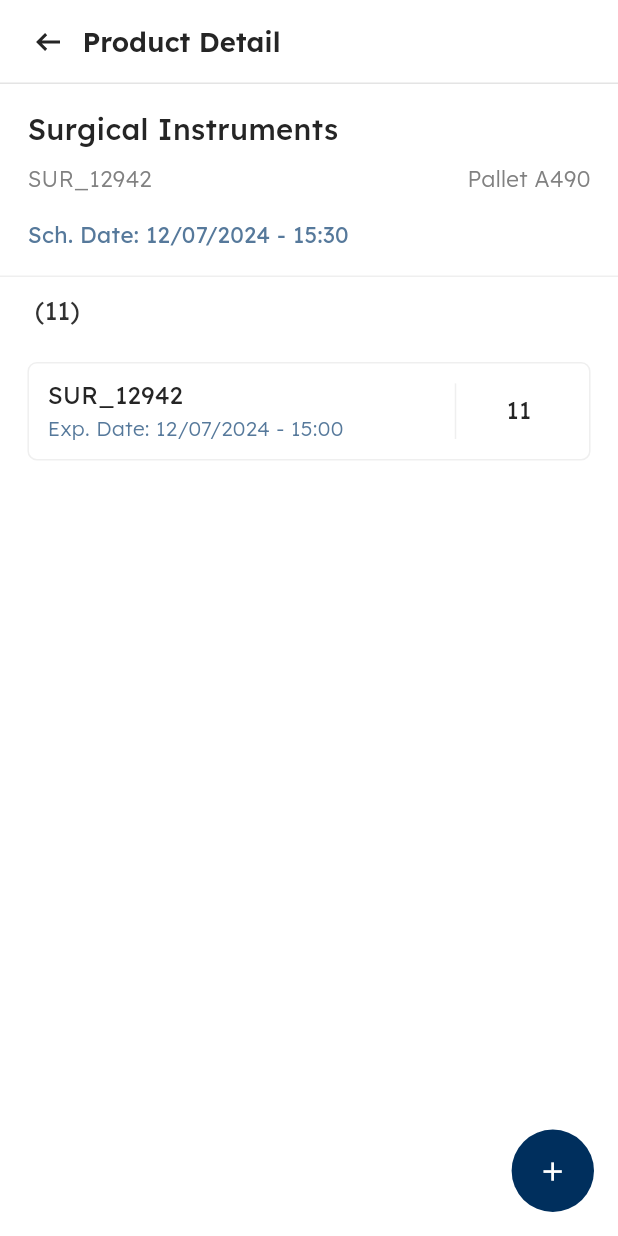
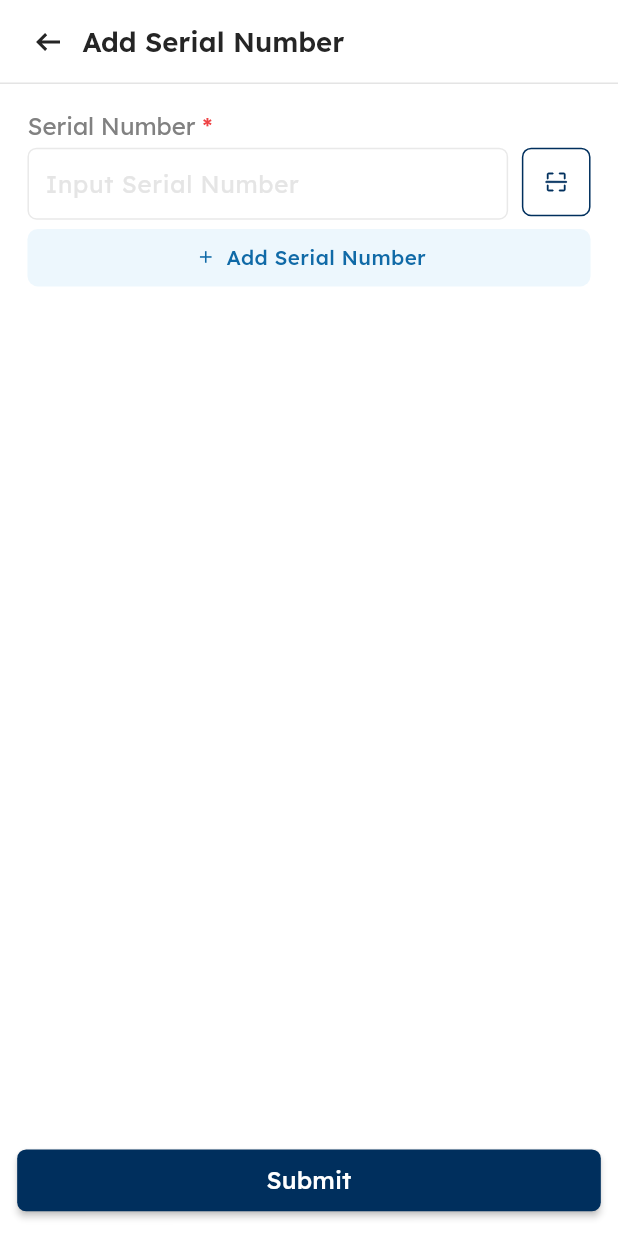
Before and after one commit to teguhw-scaleocean/inventory_3, a Flutter app: the ReceiptProductDetailScreen screen opened directly with sample values from the repository, after a tap on the "add" icon, on a phone screen of 412 x 824 dp. Run offline on Flutter 3.47's test engine with Material 3 defaults, Android fonts, the phone set to English and light mode, and no system bars; our stand-ins replace awesome_dialog, device_preview, dropdown_button2, dropdown_search, flutter_bloc, flutter_dash and 2 more; missing offline and left inert: qr_code_scanner.

Commit message:
add-serial-number-inprogress-1

```diff
--- /dev/null
+++ b/lib/common/components/reusable_add_serial_number_button.dart
@@ -0,0 +1,60 @@
+import 'package:flutter/material.dart';
+import 'package:flutter_screenutil/flutter_screenutil.dart';
+
+import '../theme/color/color_name.dart';
+import '../theme/text/base_text.dart';
+
+GestureDetector reusableAddSerialNumberButton({
+  void Function()? onTap,
+  double? maxwidth,
+  bool isCenterTitle = false,
+}) {
+  return GestureDetector(
+    onTap: onTap,
+    child: SizedBox(
+      width: double.infinity,
+      child: Row(
+        children: [
+          Container(
+            width: maxwidth ?? 155.w,
+            padding: EdgeInsets.all(8.w),
+            decoration: BoxDecoration(
+              shape: BoxShape.rectangle,
+              borderRadius: BorderRadius.circular(6.w),
+              color: ColorName.blue2Color,
+            ),
+            child: Row(
+              crossAxisAlignment: (isCenterTitle)
+                  ? CrossAxisAlignment.center
+                  : CrossAxisAlignment.start,
+              mainAxisAlignment: (isCenterTitle)
+                  ? MainAxisAlignment.center
+                  : MainAxisAlignment.start,
+              children: [
+                Container(
+                  height: 16.w,
+                  width: 16.w,
+                  alignment: Alignment.center,
+                  child: Icon(
+                    Icons.add,
+                    color: ColorName.blue1Color,
+                    size: 13.h,
+                  ),
+                ),
+                SizedBox(width: 4.w),
+                Text(
+                  "Add Serial Number",
+                  textAlign: TextAlign.center,
+                  style: BaseText.mainText12.copyWith(
+                    fontWeight: BaseText.medium,
+                    color: ColorName.blue1Color,
+                  ),
+                )
+              ],
+            ),
+          ),
+        ],
+      ),
+    ),
+  );
+}
--- /dev/null
+++ b/lib/common/components/reusable_scan_button.dart
@@ -0,0 +1,52 @@
+import 'package:flutter/material.dart';
+import 'package:flutter_screenutil/flutter_screenutil.dart';
+import 'package:flutter_svg/flutter_svg.dart';
+
+import '../constants/local_images.dart';
+import '../theme/color/color_name.dart';
+
+GestureDetector reusableScanButton({void Function()? onTap}) {
+  return GestureDetector(
+    onTap: onTap,
+    child: Container(
+      height: 40.w,
+      width: 40.w,
+      padding: EdgeInsets.all(12.w),
+      alignment: Alignment.center,
+      decoration: BoxDecoration(
+        shape: BoxShape.rectangle,
+        borderRadius: BorderRadius.circular(6.r),
+        border: Border.all(
+          color: ColorName.mainColor,
+        ),
+      ),
+      child: SvgPicture.asset(
+        LocalImages.scanIcons,
+        color: ColorName.mainColor,
+      ),
+    ),
+  );
+}
+
+GestureDetector reusableDeleteButton(void Function()? onTap) {
+  return GestureDetector(
+    onTap: onTap,
+    child: Container(
+      height: 40.w,
+      width: 40.w,
+      padding: EdgeInsets.all(8.w),
+      alignment: Alignment.center,
+      decoration: BoxDecoration(
+        shape: BoxShape.rectangle,
+        borderRadius: BorderRadius.circular(6.r),
+        border: Border.all(
+          color: ColorName.badgeRedColor,
+        ),
+      ),
+      child: const Icon(
+        Icons.delete_outlined,
+        color: ColorName.badgeRedColor,
+      ),
+    ),
+  );
+}
--- /dev/null
+++ b/lib/common/components/reusable_widget.dart
@@ -0,0 +1,68 @@
+import 'package:flutter/material.dart';
+import 'package:flutter_screenutil/flutter_screenutil.dart';
+
+import '../theme/color/color_name.dart';
+import '../theme/text/base_text.dart';
+
+RichText buildRequiredLabel(String label) {
+  return RichText(
+    text: TextSpan(
+        text: label,
+        style: BaseText.grey1Text14.copyWith(fontWeight: BaseText.regular),
+        children: [
+          TextSpan(
+            text: " *",
+            style: BaseText.redText14.copyWith(
+              fontWeight: BaseText.medium,
+              color: ColorName.badgeRedColor,
+            ),
+          ),
+        ]),
+  );
+}
+
+Column buildDisableField({
+  required String label,
+  required String value,
+}) {
+  return Column(
+    crossAxisAlignment: CrossAxisAlignment.start,
+    children: [
+      Text(
+        label,
+        style: BaseText.grey1Text14.copyWith(fontWeight: BaseText.regular),
+      ),
+      SizedBox(height: 4.h),
+      Container(
+        height: 40.h,
+        width: double.infinity,
+        padding: EdgeInsets.symmetric(horizontal: 16.w),
+        clipBehavior: Clip.antiAlias,
+        decoration: ShapeDecoration(
+          color: ColorName.grey16Color,
+          shape: RoundedRectangleBorder(
+            borderRadius: BorderRadius.circular(6.w),
+            side: const BorderSide(
+              color: ColorName.grey9Color,
+            ),
+          ),
+        ),
+        child: Row(
+          mainAxisSize: MainAxisSize.min,
+          mainAxisAlignment: MainAxisAlignment.start,
+          crossAxisAlignment: CrossAxisAlignment.center,
+          children: [
+            Text(
+              value,
+              style: BaseText.grey1Text14.copyWith(
+                color: ColorName.grey17Color,
+                fontWeight: BaseText.regular,
+              ),
+            )
+          ],
+        ),
+      ),
+      SizedBox(height: 14.h),
+    ],
+  );
+}
--- /dev/null
+++ b/lib/presentation/receipt/screens/product_detail/add_product_screen.dart
@@ -0,0 +1,169 @@
+import 'package:flutter/material.dart';
+import 'package:flutter_screenutil/flutter_screenutil.dart';
+import 'package:inventory_v3/common/components/custom_app_bar.dart';
+
+import '../../../../common/components/custom_form.dart';
+import '../../../../common/components/primary_button.dart';
+import '../../../../common/components/reusable_add_serial_number_button.dart';
+import '../../../../common/components/reusable_scan_button.dart';
+import '../../../../common/components/reusable_widget.dart';
+import '../../../../common/theme/color/color_name.dart';
+
+class AddProductScreen extends StatefulWidget {
+  final int addType;
+
+  const AddProductScreen({
+    super.key,
+    required this.addType,
+  });
+
+  @override
+  State<AddProductScreen> createState() => _AddProductScreenState();
+}
+
+class _AddProductScreenState extends State<AddProductScreen> {
+  int addType = 0;
+  String tracking = "";
+
+  final serialNumberConhtroller = TextEditingController();
+  List<TextEditingController> listSnController = [];
+
+  bool hasScanButton = true;
+
+  @override
+  void initState() {
+    super.initState();
+
+    addType = widget.addType;
+
+    if (addType == 0) {
+      tracking = "Serial Number";
+    }
+  }
+
+  @override
+  Widget build(BuildContext context) {
+    return SafeArea(
+      child: Scaffold(
+        appBar: CustomAppBar(title: "Add $tracking"),
+        body: Container(
+          padding: EdgeInsets.all(16.w),
+          child: (addType == 0)
+              ? _buildSerialNumberSection()
+              : Container(
+                  color: Colors.amber,
+                ),
+        ),
+        bottomNavigationBar: Container(
+          width: double.infinity,
+          height: 72.h,
+          padding: EdgeInsets.symmetric(horizontal: 10.w, vertical: 16.h),
+          decoration: const BoxDecoration(
+            color: ColorName.whiteColor,
+          ),
+          child: PrimaryButton(
+            onPressed: () {},
+            height: 40.h,
+            title: "Submit",
+          ),
+        ),
+      ),
+    );
+  }
+
+  Column _buildSerialNumberSection() {
+    return Column(
+      crossAxisAlignment: CrossAxisAlignment.start,
+      mainAxisSize: MainAxisSize.min,
+      children: [
+        buildRequiredLabel("Serial Number"),
+        SizedBox(height: 4.h),
+        (hasScanButton)
+            ? Row(
+                crossAxisAlignment: CrossAxisAlignment.start,
+                children: [
+                  Flexible(
+                    child: LimitedBox(
+                      maxWidth: 280.w,
+                      child: CustomFormField(
+                        title: "",
+                        hintText: "Input Serial Number",
+                        isShowTitle: false,
+                        isRequired: true,
+                        controller: serialNumberConhtroller,
+                        validator: (v) {
+                          if (v == null || v.isEmpty) {
+                            return "This field is required. Please fill it in.";
+                          }
+                          return null;
+                        },
+                        // onChanged: (v) {
+                        //   hasScanButton = v.isEmpty;
+                        //   setState(() {});
+                        // },
+                      ),
+                    ),
+                  ),
+                  SizedBox(width: 8.w),
+                  reusableScanButton()
+                ],
+              )
+            : ListView.builder(
+                shrinkWrap: true,
+                itemCount: listSnController.length,
+                itemBuilder: (context, index) {
+                  return Column(
+                    mainAxisSize: MainAxisSize.min,
+                    children: [
+                      Row(
+                        children: [
+                          LimitedBox(
+                            maxWidth: 280.w,
+                            child: CustomFormField(
+                              title: "",
+                              hintText: "Input Serial Number",
+                              contentPadding:
+                                  EdgeInsets.symmetric(horizontal: 16.w),
+                              controller: listSnController[index],
+                              isShowTitle: false,
+                              onChanged: (v) {
+                                setState(() {
+                                  debugPrint("onChanged: $v");
+                                });
+                              },
+                            ),
+                          ),
+                          SizedBox(width: 8.w),
+                          reusableDeleteButton(() {
+                            setState(() {
+                              listSnController[index].clear();
+                              listSnController[index].dispose();
+                              listSnController.removeAt(index);
+                            });
+
+                            debugPrint(
+                                "listSnController: ${listSnController.length}");
+                          })
+                        ],
+                      ),
+                      SizedBox(height: 6.h),
+                    ],
+                  );
+                }),
+        SizedBox(height: 6.h),
+        reusableAddSerialNumberButton(
+          onTap: () {
+            setState(() {
+              listSnController.add(TextEditingController());
+              hasScanButton = false;
+            });
+
+            debugPrint("listSnController: ${listSnController.length}");
+          },
+          maxwidth: MediaQuery.sizeOf(context).width - 32.w,
+          isCenterTitle: true,
+        )
+      ],
+    );
+  }
+}
--- a/lib/presentation/receipt/screens/receipt_product_detail.dart
+++ b/lib/presentation/receipt/screens/receipt_product_detail.dart
@@ -6,6 +6,7 @@ import 'package:inventory_v3/common/components/reusable_floating_action_button.d
 import 'package:inventory_v3/common/extensions/empty_space_extension.dart';
 import 'package:inventory_v3/data/model/product.dart';
 import 'package:inventory_v3/presentation/receipt/cubit/add_pallet_cubit/add_pallet_cubit.dart';
+import 'package:inventory_v3/presentation/receipt/screens/product_detail/add_product_screen.dart';
 
 import '../../../common/components/custom_divider.dart';
 import '../../../common/components/reusable_search_bar_border.dart';
@@ -32,6 +33,8 @@ class _ReceiptProductDetailScreenState
   final searchSerialNumberController = TextEditingController();
   final searchKey = GlobalKey<FormState>();
 
+  List<SerialNumber> serialNumberList = [];
+
   @override
   void initState() {
     super.initState();
@@ -40,6 +43,10 @@ class _ReceiptProductDetailScreenState
 
     product = widget.product;
     tracking = widget.tracking;
+
+    // Serial Number
+    serialNumberList = widget.product.serialNumber ?? <SerialNumber>[];
+    debugPrint("serialNumberList: $serialNumberList.map((e) => e.toJson())");
   }
 
   _onSearch() {}
@@ -92,8 +99,7 @@ class _ReceiptProductDetailScreenState
             const CustomDivider(),
             buildTrackingLabel(tracking),
             (tracking.toLowerCase().contains("serial number"))
-                ? Flexible(
-                    child: Container(
+                ? Container(
                     padding: EdgeInsets.symmetric(horizontal: 16.w),
                     height: 36.h,
                     width: double.infinity,
@@ -105,7 +111,6 @@ class _ReceiptProductDetailScreenState
                       controller: searchSerialNumberController,
                       queryKey: searchSerialNumberController.text,
                       borderColor: ColorName.grey9Color,
-                      ),
                     ),
                   )
                 : const SizedBox(),
@@ -119,11 +124,11 @@ class _ReceiptProductDetailScreenState
                           shrinkWrap: true,
                           physics: const AlwaysScrollableScrollPhysics(),
                           scrollDirection: Axis.vertical,
-                          itemCount: widget.product.serialNumber?.length,
+                          itemCount: serialNumberList.length,
                           itemBuilder: (context, index) {
                             String code = "";
-                            var item = widget.product.serialNumber?[index];
-                            code = item?.label ?? "";
+                            var item = serialNumberList[index];
+                            code = item.label;
 
                             return Padding(
                                 padding: EdgeInsets.only(bottom: 8.h),
@@ -137,14 +142,39 @@ class _ReceiptProductDetailScreenState
             )
           ],
         ),
-        floatingActionButton:
-            reusableFloatingActionButton(onTap: () {}, icon: Icons.add),
+        floatingActionButton: reusableFloatingActionButton(
+          onTap: () {
+            int indexToAddProduct = 0;
+
+            switch (tracking) {
+              case "Serial Number":
+                break;
+              case "No Tracking":
+                indexToAddProduct = 1;
+                break;
+              case "Lots":
+                indexToAddProduct = 2;
+                break;
+              default:
+            }
+
+            Navigator.push(
+              context,
+              MaterialPageRoute(
+                builder: (context) => AddProductScreen(
+                  addType: indexToAddProduct,
+                ),
+              ),
+            );
+          },
+          icon: Icons.add,
+        ),
       ),
     );
   }
 
   Container buildTrackingLabel(String tracking) {
-    String receive = "";
+    String receive = "0";
 
     switch (tracking) {
       case "Serial Number":
```
Also changed, not shown: lib/presentation/receipt/screens/pallet/add_pallet_screen.dart (+7 -162 lines). Lines whose indentation alone changed are shown as unchanged.
